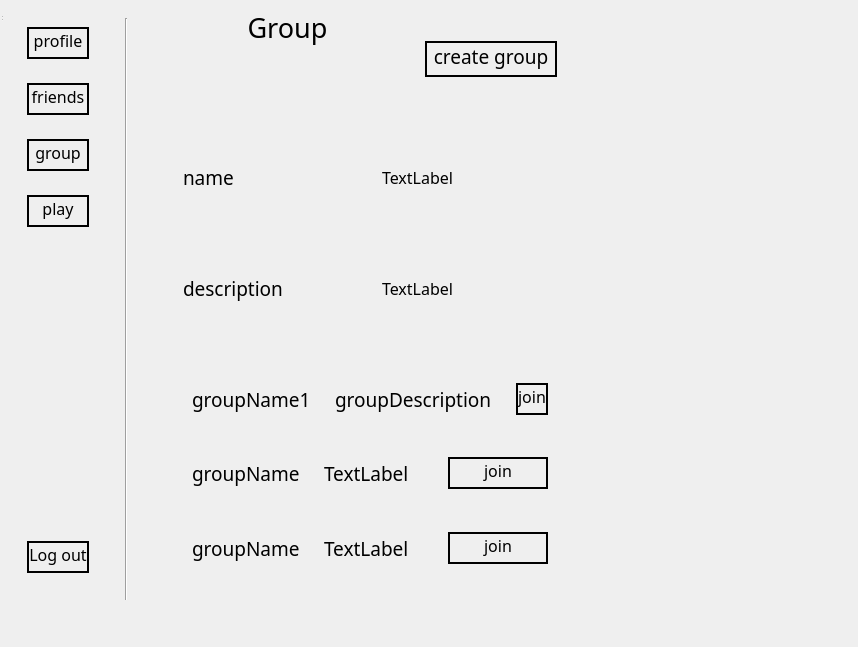
The window that nitin_venv/Chess-master/windows/wui/group_Not_Join.ui (NetworkProgramming-20212-Group1/ChessMultiplayer) describes before a commit, drawn with Qt 5.
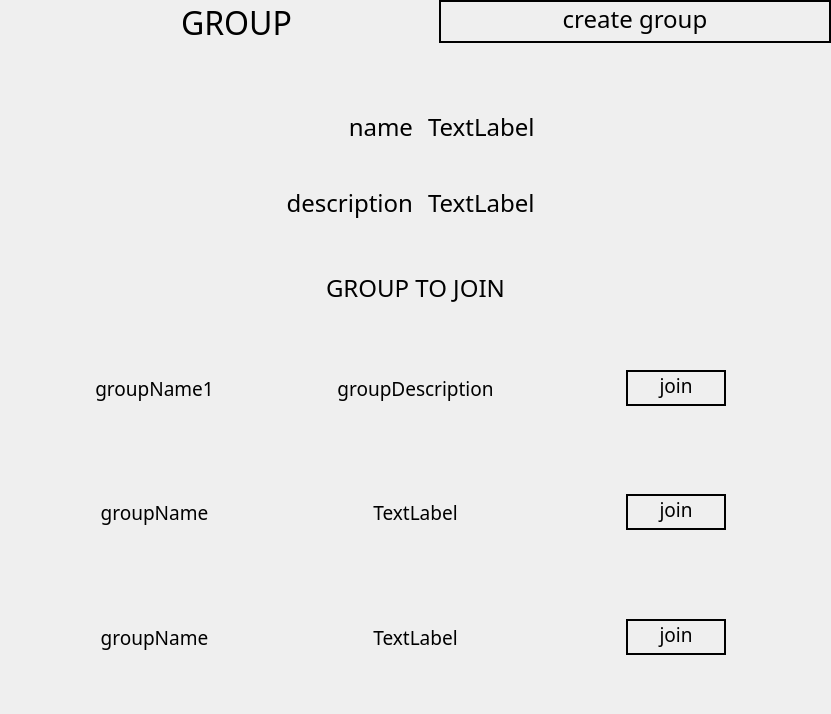
The same window after the commit.

Patch:
```diff
--- a/nitin_venv/Chess-master/windows/wui/group_Not_Join.ui
+++ b/nitin_venv/Chess-master/windows/wui/group_Not_Join.ui
@@ -6,290 +6,92 @@
    <rect>
     <x>0</x>
     <y>0</y>
-    <width>858</width>
-    <height>647</height>
+    <width>831</width>
+    <height>714</height>
    </rect>
   </property>
   <property name="windowTitle">
    <string>MainWindow</string>
   </property>
-  <widget class="QWidget" name="centralwidget">
    <layout class="QHBoxLayout" name="horizontalLayout_6">
-    <item>
-     <widget class="QWidget" name="widget_9" native="true">
-      <property name="minimumSize">
-       <size>
-        <width>150</width>
-        <height>600</height>
-       </size>
-      </property>
-      <property name="maximumSize">
-       <size>
-        <width>200</width>
-        <height>600</height>
-       </size>
-      </property>
-      <layout class="QHBoxLayout" name="horizontalLayout_7">
-       <item>
-        <widget class="QWidget" name="leftWidget" native="true">
-         <property name="maximumSize">
-          <size>
-           <width>150</width>
-           <height>600</height>
-          </size>
-         </property>
-         <layout class="QVBoxLayout" name="verticalLayout">
-          <item>
-           <widget class="QWidget" name="widget_3" native="true">
-            <layout class="QHBoxLayout" name="horizontalLayout">
-             <item>
-              <widget class="QPushButton" name="pushButton">
-               <property name="font">
-                <font>
-                 <family>Poor Richard</family>
-                 <pointsize>12</pointsize>
-                </font>
-               </property>
-               <property name="styleSheet">
-                <string notr="true">border-radius : 100; 
-border : 2px solid black;
-padding-bottom: 5px</string>
-               </property>
-               <property name="text">
-                <string>profile</string>
-               </property>
-              </widget>
-             </item>
-            </layout>
-           </widget>
-          </item>
-          <item>
-           <widget class="QWidget" name="widget_4" native="true">
-            <layout class="QHBoxLayout" name="horizontalLayout_2">
-             <item>
-              <widget class="QPushButton" name="pushButton_2">
-               <property name="font">
-                <font>
-                 <family>Poor Richard</family>
-                 <pointsize>12</pointsize>
-                </font>
-               </property>
-               <property name="styleSheet">
-                <string notr="true">border-radius : 100; 
-border : 2px solid black;
-padding-bottom: 5px</string>
-               </property>
-               <property name="text">
-                <string>friends</string>
-               </property>
-              </widget>
-             </item>
-            </layout>
-           </widget>
-          </item>
-          <item>
-           <widget class="QWidget" name="widget_5" native="true">
-            <layout class="QHBoxLayout" name="horizontalLayout_3">
-             <item>
-              <widget class="QPushButton" name="pushButton_3">
-               <property name="font">
-                <font>
-                 <family>Poor Richard</family>
-                 <pointsize>12</pointsize>
-                </font>
-               </property>
-               <property name="styleSheet">
-                <string notr="true">border-radius : 100; 
-border : 2px solid black;
-padding-bottom: 5px</string>
-               </property>
-               <property name="text">
-                <string>group</string>
-               </property>
-              </widget>
-             </item>
-            </layout>
-           </widget>
-          </item>
-          <item>
-           <widget class="QWidget" name="widget_6" native="true">
-            <layout class="QVBoxLayout" name="verticalLayout_2">
-             <item>
-              <widget class="QPushButton" name="pushButton_4">
-               <property name="font">
-                <font>
-                 <family>Poor Richard</family>
-                 <pointsize>12</pointsize>
-                </font>
-               </property>
-               <property name="styleSheet">
-                <string notr="true">border-radius : 100; 
-border : 2px solid black;
-padding-bottom: 5px</string>
-               </property>
-               <property name="text">
-                <string>play</string>
-               </property>
-              </widget>
-             </item>
-            </layout>
-           </widget>
-          </item>
-          <item>
-           <spacer name="verticalSpacer">
-            <property name="orientation">
-             <enum>Qt::Vertical</enum>
-            </property>
-            <property name="sizeHint" stdset="0">
-             <size>
-              <width>20</width>
-              <height>40</height>
-             </size>
-            </property>
-           </spacer>
-          </item>
-          <item>
-           <widget class="QWidget" name="widget_7" native="true">
-            <layout class="QHBoxLayout" name="horizontalLayout_4">
-             <item>
-              <widget class="QPushButton" name="pushButton_5">
-               <property name="font">
-                <font>
-                 <family>Poor Richard</family>
-                 <pointsize>12</pointsize>
-                </font>
-               </property>
-               <property name="styleSheet">
-                <string notr="true">border-radius : 100; 
-border : 2px solid black;
-padding-bottom: 5px</string>
-               </property>
-               <property name="text">
-                <string>Log out</string>
-               </property>
-              </widget>
-             </item>
-            </layout>
-           </widget>
-          </item>
-         </layout>
-        </widget>
-       </item>
-       <item>
-        <widget class="QWidget" name="widget_8" native="true">
-         <property name="minimumSize">
-          <size>
-           <width>20</width>
-           <height>600</height>
-          </size>
-         </property>
-         <property name="maximumSize">
-          <size>
-           <width>40</width>
-           <height>600</height>
-          </size>
-         </property>
-         <layout class="QHBoxLayout" name="horizontalLayout_8">
-          <item>
-           <widget class="Line" name="line">
-            <property name="minimumSize">
-             <size>
-              <width>5</width>
-              <height>600</height>
-             </size>
-            </property>
-            <property name="orientation">
-             <enum>Qt::Vertical</enum>
-            </property>
-           </widget>
-          </item>
-         </layout>
-        </widget>
-       </item>
-      </layout>
-     </widget>
-    </item>
+   <property name="leftMargin">
+    <number>0</number>
+   </property>
+   <property name="topMargin">
+    <number>0</number>
+   </property>
+   <property name="rightMargin">
+    <number>0</number>
+   </property>
+   <property name="bottomMargin">
+    <number>0</number>
+   </property>
     <item>
      <widget class="QWidget" name="widget" native="true">
-      <property name="maximumSize">
-       <size>
-        <width>600</width>
-        <height>600</height>
-       </size>
-      </property>
-      <layout class="QGridLayout" name="gridLayout">
-       <item row="0" column="0" colspan="2">
-        <widget class="QWidget" name="widget_2" native="true">
-         <property name="maximumSize">
-          <size>
-           <width>600</width>
-           <height>100</height>
-          </size>
-         </property>
-         <layout class="QHBoxLayout" name="horizontalLayout_5">
+     <layout class="QGridLayout" name="gridLayout" rowstretch="1,1,6">
           <property name="leftMargin">
            <number>0</number>
           </property>
           <property name="topMargin">
            <number>0</number>
           </property>
+      <property name="rightMargin">
+       <number>0</number>
+      </property>
           <property name="bottomMargin">
            <number>0</number>
           </property>
-          <item>
-           <widget class="QLabel" name="label">
-            <property name="font">
-             <font>
-              <family>Poor Richard</family>
-              <pointsize>20</pointsize>
-             </font>
-            </property>
-            <property name="text">
-             <string>Group</string>
-            </property>
-            <property name="alignment">
-             <set>Qt::AlignHCenter|Qt::AlignTop</set>
-            </property>
-           </widget>
-          </item>
-          <item>
-           <widget class="QWidget" name="widget_28" native="true">
-            <property name="maximumSize">
-             <size>
-              <width>150</width>
-              <height>200</height>
-             </size>
-            </property>
-            <layout class="QHBoxLayout" name="horizontalLayout_27">
-             <item>
-              <widget class="QPushButton" name="pushButton_6">
-               <property name="font">
-                <font>
-                 <family>Poor Richard</family>
-                 <pointsize>14</pointsize>
-                </font>
-               </property>
-               <property name="styleSheet">
-                <string notr="true">border-radius : 100; 
-border : 2px solid black;
-padding-bottom: 5px</string>
-               </property>
-               <property name="text">
-                <string>create group</string>
-               </property>
-              </widget>
-             </item>
-            </layout>
-           </widget>
-          </item>
-         </layout>
-        </widget>
-       </item>
        <item row="2" column="0" colspan="2">
         <widget class="QWidget" name="widget_12" native="true">
          <layout class="QVBoxLayout" name="verticalLayout_3">
           <item>
-           <widget class="QWidget" name="match1" native="true">
+          <widget class="QWidget" name="widget_3" native="true">
+           <layout class="QHBoxLayout" name="horizontalLayout_3">
+            <item alignment="Qt::AlignHCenter|Qt::AlignTop">
+             <widget class="QLabel" name="label_6">
+              <property name="font">
+               <font>
+                <family>Poor Richard</family>
+                <pointsize>18</pointsize>
+               </font>
+              </property>
+              <property name="text">
+               <string>GROUP TO JOIN</string>
+              </property>
+             </widget>
+            </item>
+           </layout>
+          </widget>
+         </item>
+         <item>
+          <widget class="QScrollArea" name="scrollArea">
+           <property name="mouseTracking">
+            <bool>true</bool>
+           </property>
+           <property name="tabletTracking">
+            <bool>true</bool>
+           </property>
+           <property name="acceptDrops">
+            <bool>true</bool>
+           </property>
+           <property name="frameShape">
+            <enum>QFrame::NoFrame</enum>
+           </property>
+           <property name="widgetResizable">
+            <bool>true</bool>
+           </property>
+           <widget class="QWidget" name="scrollAreaWidgetContents">
+            <property name="geometry">
+             <rect>
+              <x>0</x>
+              <y>0</y>
+              <width>807</width>
+              <height>368</height>
+             </rect>
+            </property>
+            <layout class="QVBoxLayout" name="verticalLayout">
+             <item>
+              <widget class="QWidget" name="group1" native="true">
             <layout class="QHBoxLayout" name="horizontalLayout_13">
              <item>
               <widget class="QWidget" name="ingame1" native="true">
@@ -305,6 +107,9 @@
                   <property name="text">
                    <string>groupName1</string>
                   </property>
+                     <property name="alignment">
+                      <set>Qt::AlignCenter</set>
+                     </property>
                  </widget>
                 </item>
                </layout>
@@ -324,6 +129,9 @@
                   <property name="text">
                    <string>groupDescription</string>
                   </property>
+                     <property name="alignment">
+                      <set>Qt::AlignCenter</set>
+                     </property>
                  </widget>
                 </item>
                </layout>
@@ -343,7 +151,7 @@
                   <property name="font">
                    <font>
                     <family>Poor Richard</family>
-                    <pointsize>12</pointsize>
+                       <pointsize>14</pointsize>
                    </font>
                   </property>
                   <property name="styleSheet">
@@ -363,7 +171,7 @@
            </widget>
           </item>
           <item>
-           <widget class="QWidget" name="match2" native="true">
+              <widget class="QWidget" name="group2" native="true">
             <layout class="QHBoxLayout" name="horizontalLayout_14">
              <item>
               <widget class="QWidget" name="ingame2" native="true">
@@ -379,6 +187,9 @@
                   <property name="text">
                    <string>groupName</string>
                   </property>
+                     <property name="alignment">
+                      <set>Qt::AlignCenter</set>
+                     </property>
                  </widget>
                 </item>
                </layout>
@@ -398,6 +209,9 @@
                   <property name="text">
                    <string>TextLabel</string>
                   </property>
+                     <property name="alignment">
+                      <set>Qt::AlignCenter</set>
+                     </property>
                  </widget>
                 </item>
                </layout>
@@ -417,7 +231,7 @@
                   <property name="font">
                    <font>
                     <family>Poor Richard</family>
-                    <pointsize>12</pointsize>
+                       <pointsize>14</pointsize>
                    </font>
                   </property>
                   <property name="styleSheet">
@@ -437,7 +251,7 @@
            </widget>
           </item>
           <item>
-           <widget class="QWidget" name="match3" native="true">
+              <widget class="QWidget" name="group3" native="true">
             <layout class="QHBoxLayout" name="horizontalLayout_15">
              <item>
               <widget class="QWidget" name="ingame3" native="true">
@@ -453,6 +267,9 @@
                   <property name="text">
                    <string>groupName</string>
                   </property>
+                     <property name="alignment">
+                      <set>Qt::AlignCenter</set>
+                     </property>
                  </widget>
                 </item>
                </layout>
@@ -472,6 +289,9 @@
                   <property name="text">
                    <string>TextLabel</string>
                   </property>
+                     <property name="alignment">
+                      <set>Qt::AlignCenter</set>
+                     </property>
                  </widget>
                 </item>
                </layout>
@@ -491,7 +311,7 @@
                   <property name="font">
                    <font>
                     <family>Poor Richard</family>
-                    <pointsize>12</pointsize>
+                       <pointsize>14</pointsize>
                    </font>
                   </property>
                   <property name="styleSheet">
@@ -505,6 +325,96 @@
                  </widget>
                 </item>
                </layout>
+                 </widget>
+                </item>
+               </layout>
+              </widget>
+             </item>
+            </layout>
+           </widget>
+          </widget>
+         </item>
+        </layout>
+       </widget>
+      </item>
+      <item row="0" column="0" colspan="2">
+       <widget class="QWidget" name="widget_2" native="true">
+        <layout class="QHBoxLayout" name="horizontalLayout">
+         <property name="leftMargin">
+          <number>0</number>
+         </property>
+         <property name="topMargin">
+          <number>0</number>
+         </property>
+         <property name="rightMargin">
+          <number>0</number>
+         </property>
+         <property name="bottomMargin">
+          <number>0</number>
+         </property>
+         <item>
+          <spacer name="horizontalSpacer">
+           <property name="orientation">
+            <enum>Qt::Horizontal</enum>
+           </property>
+           <property name="sizeType">
+            <enum>QSizePolicy::Preferred</enum>
+           </property>
+           <property name="sizeHint" stdset="0">
+            <size>
+             <width>40</width>
+             <height>20</height>
+            </size>
+           </property>
+          </spacer>
+         </item>
+         <item>
+          <widget class="QLabel" name="label">
+           <property name="font">
+            <font>
+             <family>Poor Richard</family>
+             <pointsize>24</pointsize>
+            </font>
+           </property>
+           <property name="text">
+            <string>GROUP</string>
+           </property>
+           <property name="alignment">
+            <set>Qt::AlignHCenter|Qt::AlignTop</set>
+           </property>
+          </widget>
+         </item>
+         <item>
+          <widget class="QWidget" name="widget_28" native="true">
+           <layout class="QHBoxLayout" name="horizontalLayout_2">
+            <property name="leftMargin">
+             <number>0</number>
+            </property>
+            <property name="topMargin">
+             <number>0</number>
+            </property>
+            <property name="rightMargin">
+             <number>0</number>
+            </property>
+            <property name="bottomMargin">
+             <number>0</number>
+            </property>
+            <item alignment="Qt::AlignTop">
+             <widget class="QPushButton" name="pushButton_6">
+              <property name="font">
+               <font>
+                <family>Poor Richard</family>
+                <pointsize>18</pointsize>
+               </font>
+              </property>
+              <property name="styleSheet">
+               <string notr="true">border-radius : 100; 
+border : 2px solid black;
+padding-bottom: 5px</string>
+              </property>
+              <property name="text">
+               <string>create group</string>
+              </property>
               </widget>
              </item>
             </layout>
@@ -524,26 +434,31 @@
                <property name="font">
                 <font>
                  <family>Poor Richard</family>
-                 <pointsize>14</pointsize>
+                <pointsize>18</pointsize>
                 </font>
                </property>
                <property name="text">
                 <string>name</string>
                </property>
                <property name="alignment">
-                <set>Qt::AlignLeading|Qt::AlignLeft|Qt::AlignVCenter</set>
+               <set>Qt::AlignRight|Qt::AlignTrailing|Qt::AlignVCenter</set>
                </property>
               </widget>
              </item>
              <item>
               <widget class="QWidget" name="widget_11" native="true">
+              <property name="font">
+               <font>
+                <pointsize>18</pointsize>
+               </font>
+              </property>
                <layout class="QHBoxLayout" name="horizontalLayout_10">
                 <item>
                  <widget class="QLabel" name="label_3">
                   <property name="font">
                    <font>
                     <family>Poor Richard</family>
-                    <pointsize>12</pointsize>
+                   <pointsize>18</pointsize>
                    </font>
                   </property>
                   <property name="text">
@@ -565,14 +480,14 @@
                <property name="font">
                 <font>
                  <family>Poor Richard</family>
-                 <pointsize>14</pointsize>
+                <pointsize>18</pointsize>
                 </font>
                </property>
                <property name="text">
                 <string>description</string>
                </property>
                <property name="alignment">
-                <set>Qt::AlignLeading|Qt::AlignLeft|Qt::AlignVCenter</set>
+               <set>Qt::AlignRight|Qt::AlignTrailing|Qt::AlignVCenter</set>
                </property>
               </widget>
              </item>
@@ -584,7 +499,7 @@
                   <property name="font">
                    <font>
                     <family>Poor Richard</family>
-                    <pointsize>12</pointsize>
+                   <pointsize>18</pointsize>
                    </font>
                   </property>
                   <property name="text">
@@ -605,8 +520,6 @@
      </widget>
     </item>
    </layout>
-  </widget>
-  <widget class="QStatusBar" name="statusbar"/>
  </widget>
  <resources/>
  <connections/>
```
Lines whose indentation alone changed are shown as unchanged.
